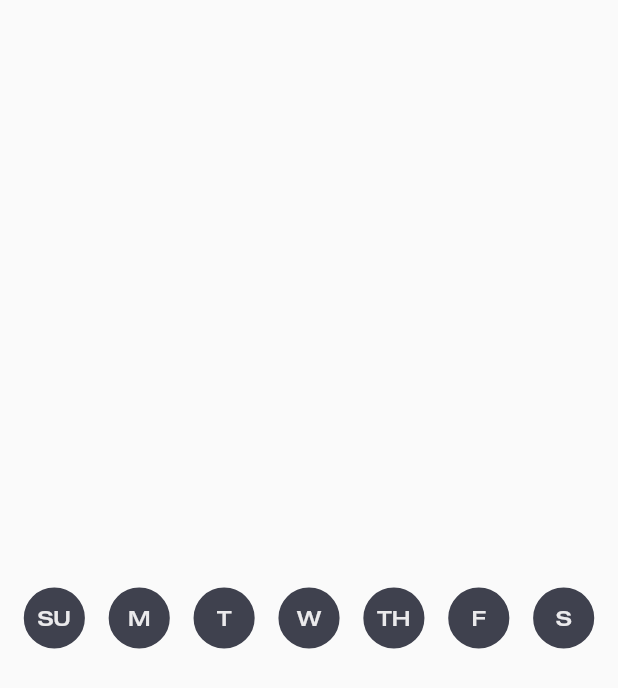
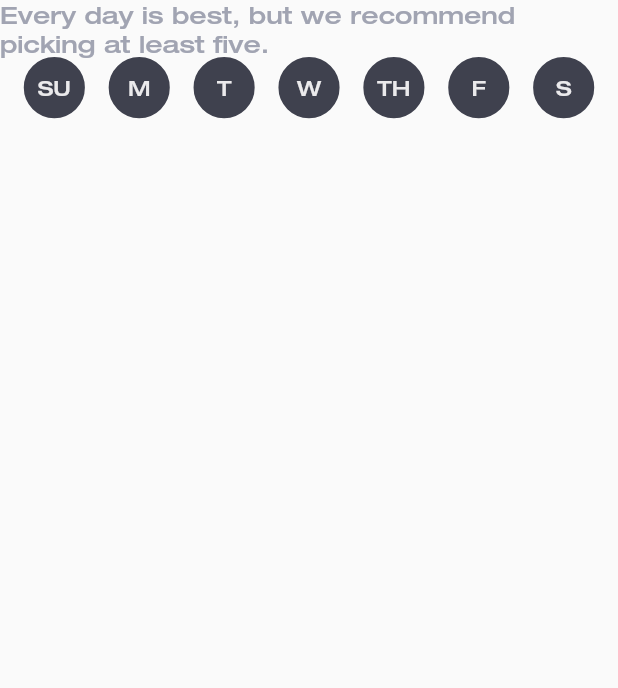
Before and after one commit to embunazzahra/mediation-app, a Flutter app: the RemindersPage screen opened by its route, on a phone screen of 412 x 824 dp. Shown: the top 688 px of the screen. Run offline on Flutter 3.47's test engine with Material 2 defaults, Android fonts, the phone set to English and light mode, and no system bars; our stand-ins replace bloc, flutter_bloc.

Commit message:
add text above day

```diff
--- a/lib/ui/pages/reminders_page.dart
+++ b/lib/ui/pages/reminders_page.dart
@@ -9,8 +9,14 @@
 
   @override
   Widget build(BuildContext context) {
-    return Scaffold(body: Center(
-      child:
+    return Scaffold(
+        body: Center(
+            child: Column(
+      children: [
+        Text(
+          'Every day is best, but we recommend picking at least five.',
+          style: helveticaBoldGrey.copyWith(fontSize: 16),
+        ),
         //day to meditate
         BlocBuilder<RemindersCubit, List<String>>(builder: (context, state) {
           return Row(
@@ -26,6 +32,7 @@
             ],
           );
         }),
-    ));
+      ],
+    )));
   }
 }
```
Lines whose indentation alone changed are shown as unchanged.
